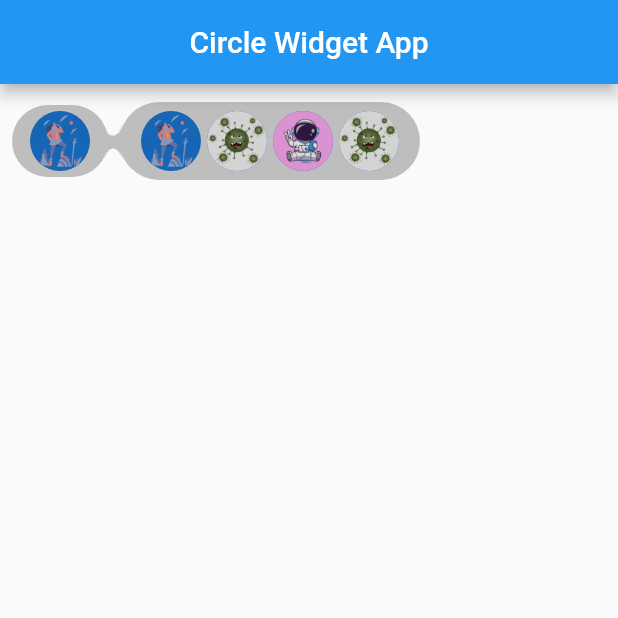
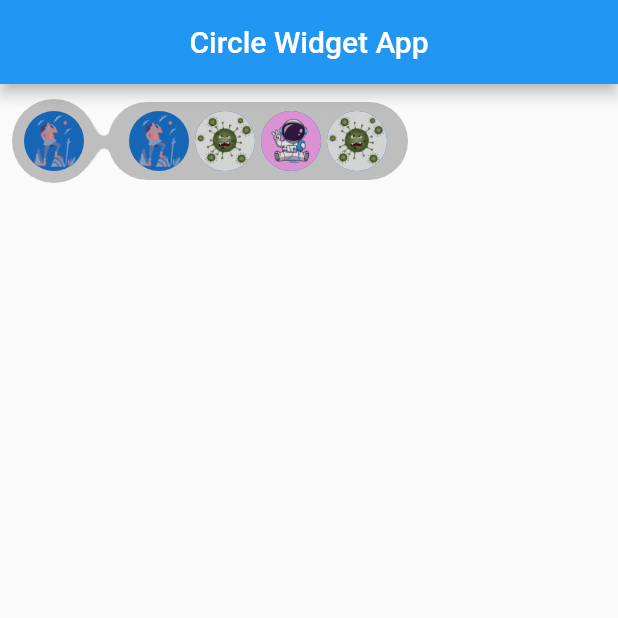
Before and after one commit to Usman2461/chipandchips, a Flutter app: the screen it shows after launch, on a phone screen of 412 x 824 dp, the top half of it. Run offline on Flutter 3.47's test engine with Material 2 defaults, Android fonts, the phone set to English and light mode, and no system bars.

Commit message:
perfectly working 3, add color or gradient to tray, circle adjusted

```diff
--- a/lib/widgets/clippedChip.dart
+++ b/lib/widgets/clippedChip.dart
@@ -38,7 +38,7 @@ class ClippedChip extends StatelessWidget {
           alignment: Alignment.center,
           children: [
             Positioned(
-                left: 56,
+                left: 50,
                 child: Image(
                   height: 40,
                   image: AssetImage("assets/connector.png"),
@@ -46,8 +46,10 @@ class ClippedChip extends StatelessWidget {
                 )),
             Row(
               children: [
-                Chip(
-                  label: CircleAvatar(
+                CircleAvatar(
+                  radius: 28.0,
+                  backgroundColor: Color(0xffdcdcdc),
+                  child: CircleAvatar(
                     foregroundImage: AssetImage("assets/ast11.png"),
                   ),
                 ),
```
